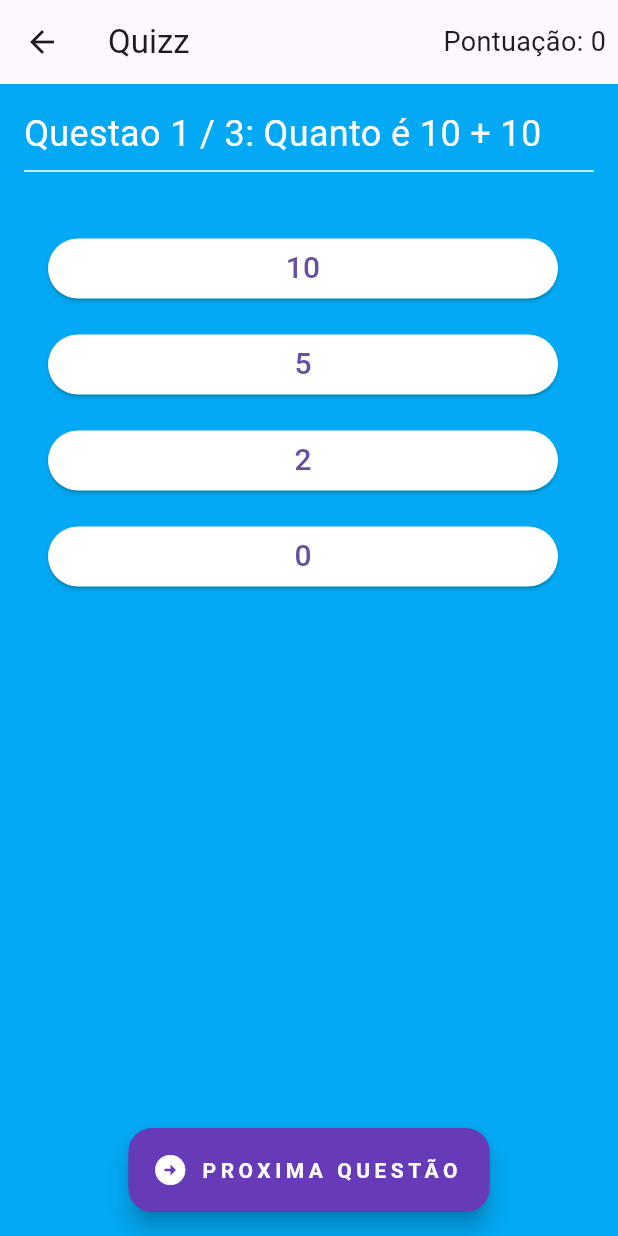
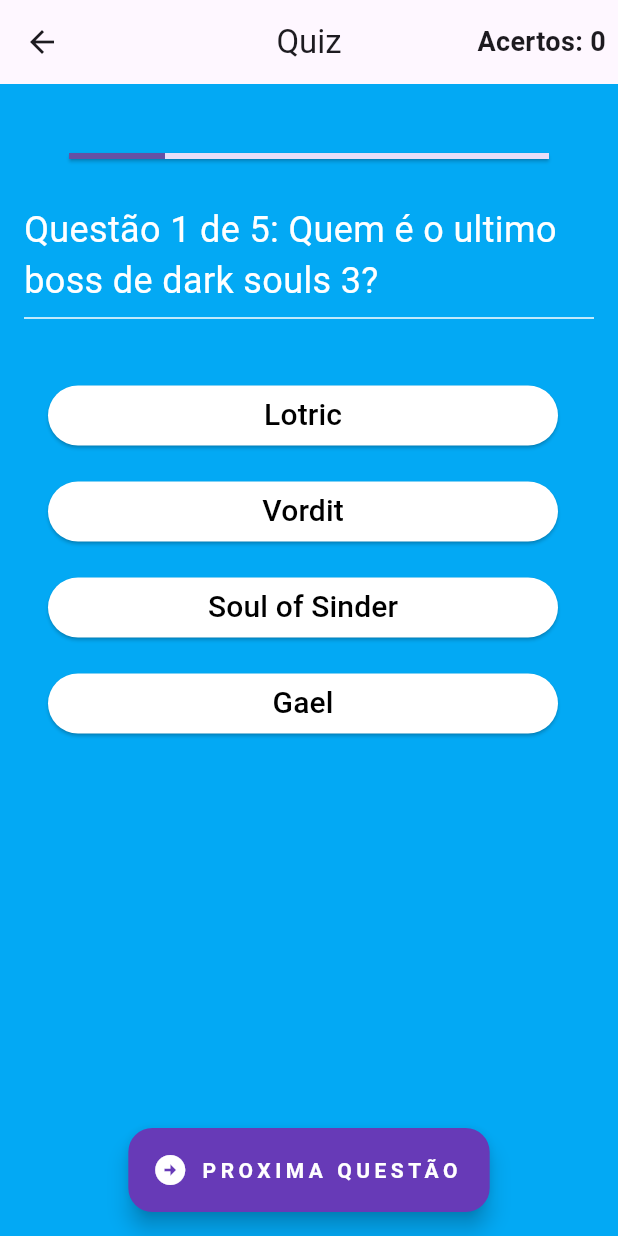
Before and after one commit to jeanPersil/quiz-2.0, a Flutter app: the screen it shows after launch, after a tap on "COMEÇAR!", on a phone screen of 412 x 824 dp. Run offline on Flutter 3.47's test engine with Material 3 defaults, Android fonts, the phone set to English and light mode, and no system bars; our stand-ins replace fl_chart.

Commit message:
Finalizando tela resultado / quiz etc.

```diff
--- a/lib/main.dart
+++ b/lib/main.dart
@@ -1,9 +1,8 @@
 import 'package:flutter/material.dart';
 import 'package:quiz/paginas/telaResultado.dart';
 import 'package:quiz/paginas/tela_inicial.dart';
-import 'package:quiz/paginas/telaQuizz.dart';
 
-void main() => runApp(Myapp());
+void main() => runApp(const Myapp());
 
 class Myapp extends StatelessWidget {
   const Myapp({super.key});
--- a/lib/models/modeloQuestoes.dart
+++ b/lib/models/modeloQuestoes.dart
@@ -1,12 +1,11 @@
 class Questoes {
-  final String id;
   final String titulo;
   final Map<String, bool> opcoes;
 
-  Questoes({required this.id, required this.titulo, required this.opcoes});
+  Questoes({required this.titulo, required this.opcoes});
 
   @override
   String toString() {
-    return 'Questao ($id , $titulo ,$opcoes)';
+    return 'Questao ($titulo ,$opcoes)';
   }
 }
--- a/lib/paginas/telaQuizz.dart
+++ b/lib/paginas/telaQuizz.dart
@@ -1,7 +1,8 @@
 import 'package:flutter/material.dart';
 import 'package:quiz/models/modeloQuestoes.dart';
 import 'package:quiz/paginas/telaResultado.dart';
-import 'package:quiz/widgets/questoes_widgets.dart';
+import 'package:quiz/widgets/TelaQuiz_barraProgressao.dart';
+import 'package:quiz/widgets/TelaQuiz_questoes_widgets.dart';
 
 class Telaquiz extends StatefulWidget {
   @override
@@ -10,35 +11,54 @@
 
 class _TelaquizState extends State<Telaquiz> {
   List<Questoes> questoes = [
-    Questoes(id: '1', titulo: 'Quanto é 10 + 10', opcoes: {
-      '10': true,
-      '5': false,
-      '2': false,
-      '0': false,
+    Questoes(titulo: 'Quem é o ultimo boss de dark souls 3?', opcoes: {
+      'Lotric': false,
+      'Vordit': false,
+      'Soul of Sinder': true,
+      'Gael': false,
     }),
-    Questoes(id: '2', titulo: 'Quanto é 15 + 10', opcoes: {
-      '10': false,
-      '25': true,
-      '2': false,
-      '0': false,
+    Questoes(
+        titulo:
+            'Qual é a maneira correta de declara uma variavel do tipo INTEIRA no flutter?',
+        opcoes: {
+          'int variavel': true,
+          'Int variavel': false,
+          'var variavel': false,
+          'String varivael': false,
+        }),
+    Questoes(titulo: 'Qual é a capital do brasil?', opcoes: {
+      'Salvador': false,
+      'Pernambuco': false,
+      'Brasilia': true,
+      'Estados Unidos': false,
     }),
-    Questoes(id: '3', titulo: 'Quanto é 10 + 1', opcoes: {
-      '11': true,
-      '5': false,
-      '2': false,
-      '0': false,
-    })
+    Questoes(titulo: 'Qual foi o ano da ultima copa do mundo? ', opcoes: {
+      '2022': true,
+      '2018': false,
+      '2014': false,
+      '2020': false,
+    }),
+    Questoes(
+        titulo:
+            'A pessoa que usa tema CLARO no Vscode / discord é deveria estar em um Hospicio.',
+        opcoes: {
+          'VERDADEIRO': true,
+          'FALSO': false,
+        })
   ];
 
   int indexQuestao = 0;
-  int pontuacao = 0;
+  double pontuacao = 0;
+  double erros = 0;
   bool foiPressionado = false;
 
   void proximaQuestao() {
     if (indexQuestao == questoes.length - 1) {
       Navigator.push(
         context,
-        MaterialPageRoute(builder: (context) => Telaresultado()),
+        MaterialPageRoute(
+            builder: (context) =>
+                Telaresultado(acertos: pontuacao, erros: erros)),
       );
     } else {
       if (foiPressionado) {
@@ -58,13 +78,14 @@
     return Scaffold(
       backgroundColor: Colors.lightBlue,
       appBar: AppBar(
-        title: const Text('Quizz'),
+        title: const Text('Quiz'),
+        centerTitle: true,
         actions: [
           Padding(
             padding: const EdgeInsets.all(8.0),
             child: Text(
-              "Pontuação: $pontuacao",
-              style: TextStyle(fontSize: 18),
+              "Acertos: ${pontuacao.toInt()}",
+              style: const TextStyle(fontSize: 18, fontWeight: FontWeight.w600),
             ),
           )
         ],
@@ -73,6 +94,12 @@
         padding: const EdgeInsets.all(16.0),
         child: Column(
           children: [
+            Padding(
+              padding: const EdgeInsets.all(12.0),
+              child: BarradeProgressao(
+                  posicaoQuestao: indexQuestao + 1,
+                  tamanhoLista: questoes.length),
+            ),
             QuestoesWidgets(
                 index: indexQuestao,
                 questao: questoes[indexQuestao].titulo,
@@ -96,6 +123,8 @@
                                   .toList()[i] ==
                               true) {
                             pontuacao++;
+                          } else {
+                            erros++;
                           }
                         });
                       },
@@ -110,7 +139,8 @@
                               : Colors.white),
                       child: Text(
                         questoes[indexQuestao].opcoes.keys.toList()[i],
-                        style: const TextStyle(fontSize: 20),
+                        style:
+                            const TextStyle(fontSize: 20, color: Colors.black),
                       )))
           ],
         ),
--- a/lib/paginas/tela_inicial.dart
+++ b/lib/paginas/tela_inicial.dart
@@ -1,5 +1,4 @@
 import 'package:flutter/material.dart';
-import 'package:quiz/main.dart';
 import 'package:quiz/paginas/telaQuizz.dart';
 
 class TelaInicial extends StatelessWidget {
@@ -9,7 +8,7 @@
   Widget build(BuildContext context) {
     return Scaffold(
       appBar: AppBar(
-        title: Text('Top 10 quiz BR'),
+        title: const Text('Top 10 quiz BR'),
         centerTitle: true,
       ),
       backgroundColor: Colors.lightBlue,
--- /dev/null
+++ b/lib/widgets/TelaQuiz_barraProgressao.dart
@@ -0,0 +1,22 @@
+import 'package:flutter/material.dart';
+
+class BarradeProgressao extends StatelessWidget {
+  BarradeProgressao(
+      {super.key, required this.posicaoQuestao, required this.tamanhoLista});
+
+  int posicaoQuestao;
+  int tamanhoLista;
+
+  @override
+  Widget build(BuildContext context) {
+    double progresso = (posicaoQuestao) / tamanhoLista;
+    return Padding(
+      padding: const EdgeInsets.all(14.0),
+      child: Card(
+        child: LinearProgressIndicator(
+          value: progresso,
+        ),
+      ),
+    );
+  }
+}
--- a/lib/widgets/questoes_widgets.dart
+++ b/lib/widgets/TelaQuiz_questoes_widgets.dart
@@ -16,8 +16,8 @@
     return Container(
       alignment: Alignment.centerLeft,
       child: Text(
-        'Questao ${index + 1} / $questoesTotal: $questao',
-        style: TextStyle(
+        'Questão ${index + 1} de $questoesTotal: $questao',
+        style: const TextStyle(
           fontSize: 24,
           color: Colors.white,
         ),
--- a/pubspec.yaml
+++ b/pubspec.yaml
@@ -60,6 +60,8 @@
   # To add assets to your application, add an assets section, like this:
   assets:
     - assets/imagens/cere.png
+    - assets/imagens/trofeu.png
+    - assets/imagens/trofe.jpg
 
   # An image asset can refer to one or more resolution-specific "variants", see
   # https://flutter.dev/to/resolution-aware-images
```
Also changed, not shown: lib/paginas/telaResultado.dart (+57 -4 lines), lib/widgets/OpcoesTeste.dart (deleted, +0 -39 lines), lib/widgets/TelaResultado_VoltarInicio.dart (added, +16 -0 lines), lib/widgets/TelaResultado_graficoPizza.dart (added, +34 -0 lines), lib/widgets/opcoes.dart (deleted, +0 -17 lines), assets/imagens/trofe.jpg (added), assets/imagens/trofeu.png (added).
